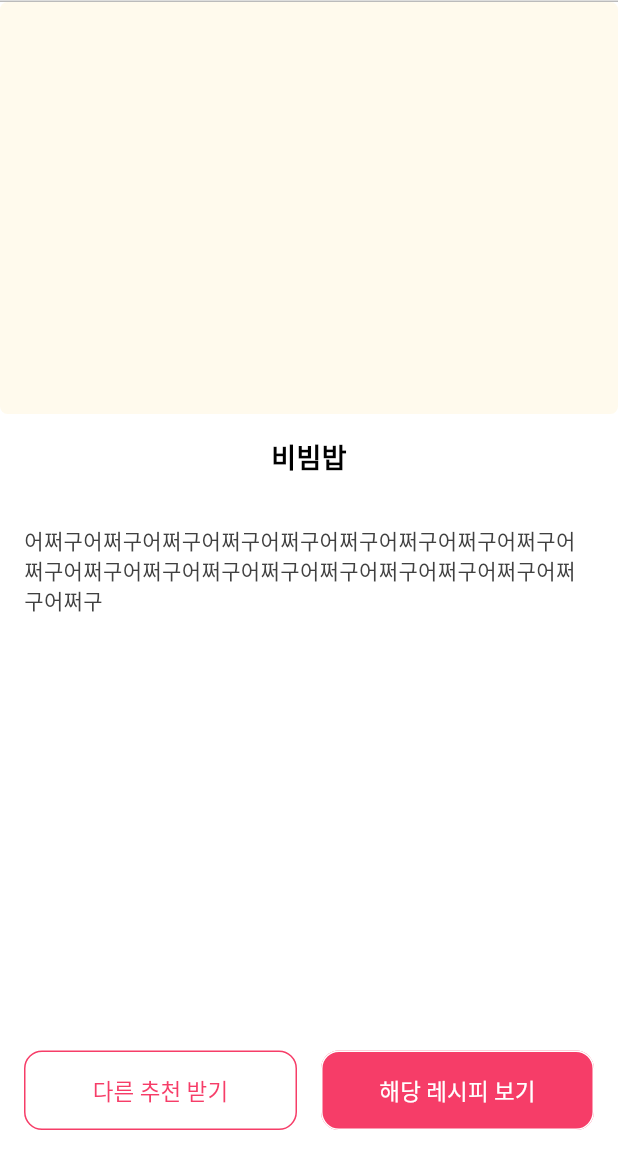
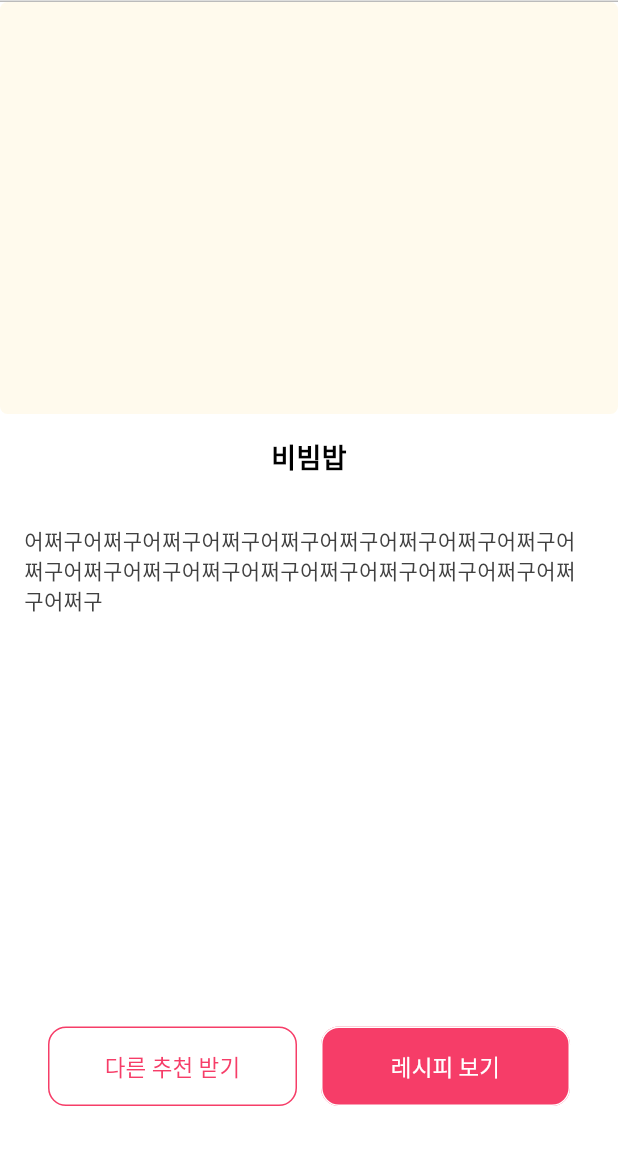
Before and after one commit to NAENG-MEH-CHU/naeng-meh-chu-app, a Flutter app: the RecommendScreen screen opened directly, on a phone screen of 412 x 824 dp, the part 82-1236 px from its top. Run offline on Flutter 3.47's test engine with Material 3 defaults, Android fonts, the phone set to English and light mode, and no system bars; our stand-ins replace firebase_core, flutter_dotenv, flutter_riverpod, flutter_secure_storage, flutter_svg, google_sign_in and 2 more; missing offline and left inert: flutter_naver_login; accounts and stored records are empty; generated files the repository leaves out were written again.

Commit message:
[Feat] 레시피 조회 화면 추가 (#15)

```diff
--- a/lib/core/theme/naeng_meh_chu_theme_text_style.dart
+++ b/lib/core/theme/naeng_meh_chu_theme_text_style.dart
@@ -48,6 +48,17 @@ class NaengMehChuThemeTextStyle {
     fontSize: 20,
   );
 
+  static const TextStyle gray1Regular12 = TextStyle(
+      color: NaengMehChuThemeColor.gray1,
+      fontSize: 12,
+      fontWeight: FontWeight.w400);
+
+
+  static const TextStyle gray1Bold12 = TextStyle(
+      color: NaengMehChuThemeColor.gray1,
+      fontSize: 12,
+      fontWeight: FontWeight.w700);
+
   static const TextStyle gray1Regular14 = TextStyle(
       color: NaengMehChuThemeColor.gray1,
       fontSize: 14,
--- a/lib/main.dart
+++ b/lib/main.dart
@@ -3,6 +3,7 @@ import 'package:flutter/material.dart';
 import 'package:flutter_dotenv/flutter_dotenv.dart';
 import 'package:flutter_riverpod/flutter_riverpod.dart';
 import 'package:naeng_meh_chu/core/theme/naeng_meh_chu_theme_color.dart';
+import 'package:naeng_meh_chu/presentation/main/main_screen.dart';
 import 'package:naeng_meh_chu/presentation/sign_in/sign_in_screen.dart';
 
 import 'data/app_url.dart';
@@ -37,7 +38,7 @@ class MyApp extends StatelessWidget {
         },
         child: MaterialApp(
           debugShowCheckedModeBanner: false,
-          home: const SignInScreen(),
+          home: const MainScreen(selectedIndex: 1),
           theme: ThemeData(
             fontFamily: 'NotoSansKR',
             scaffoldBackgroundColor: NaengMehChuThemeColor.white,
--- a/lib/presentation/recommend/recommend_screen.dart
+++ b/lib/presentation/recommend/recommend_screen.dart
@@ -4,6 +4,7 @@ import 'package:naeng_meh_chu/core/app_bar/left_back_button_app_bar.dart';
 import 'package:naeng_meh_chu/core/button/pink_button.dart';
 import 'package:naeng_meh_chu/core/button/white_button.dart';
 import 'package:naeng_meh_chu/core/theme/naeng_meh_chu_theme_text_style.dart';
+import 'package:naeng_meh_chu/presentation/detail_recipe/detail_recipe_screen.dart';
 
 import '../../core/theme/naeng_meh_chu_theme_color.dart';
 
@@ -54,7 +55,7 @@ class RecommendScreen extends ConsumerWidget {
             ),
           ),
           Padding(
-            padding: const EdgeInsets.all(16.0),
+            padding: const EdgeInsets.all(32.0),
             child: Row(
               children: [
                 Expanded(
@@ -68,7 +69,17 @@ class RecommendScreen extends ConsumerWidget {
                   child: Padding(
                     padding: const EdgeInsets.only(left: 8.0),
                     child: PinkButton(
-                        text: '해당 레시피 보기', onPressed: () {}, enabled: true),
+                      text: '레시피 보기',
+                      onPressed: () {
+                        Navigator.push(
+                          context,
+                          MaterialPageRoute(
+                            builder: (builder) => const DetailRecipeScreen(foodName: '비빔밥',),
+                          ),
+                        );
+                      },
+                      enabled: true,
+                    ),
                   ),
                 ),
               ],
```
Also changed, not shown: lib/presentation/detail_recipe/detail_recipe_screen.dart (added, +87 -0 lines).
